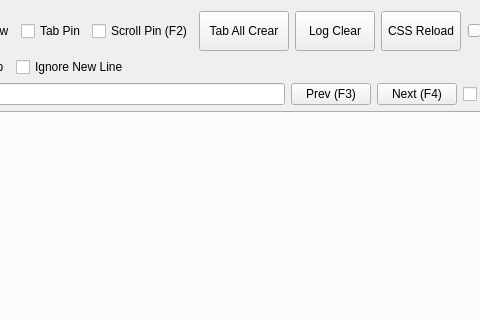
First picture: the form in UdpLogViewer/udplogviewer.ui, repository gunoodaddy/UdpLogViewer, before the edit; both pictures show x 87 to 567 and y 0 to 320 of the 666 by 555 pixel window.
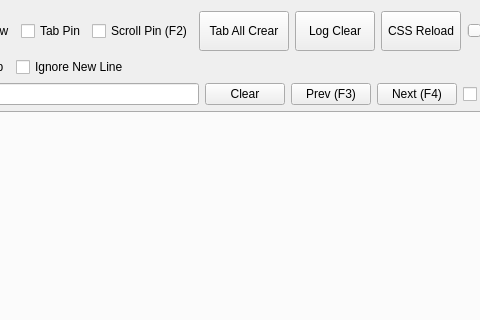
Second picture: the form after the edit.

Diff of the .ui file:
```diff
--- a/UdpLogViewer/udplogviewer.ui
+++ b/UdpLogViewer/udplogviewer.ui
@@ -130,6 +130,13 @@
         <item>
          <widget class="QLineEdit" name="searchText"/>
         </item>
+        <item>
+         <widget class="QPushButton" name="clearButton">
+          <property name="text">
+           <string>Clear</string>
+          </property>
+         </widget>
+        </item>
         <item>
          <widget class="QPushButton" name="prevBtn">
           <property name="text">
```
Left out of the diff: 34 changed lines with no effect on the pictures.
